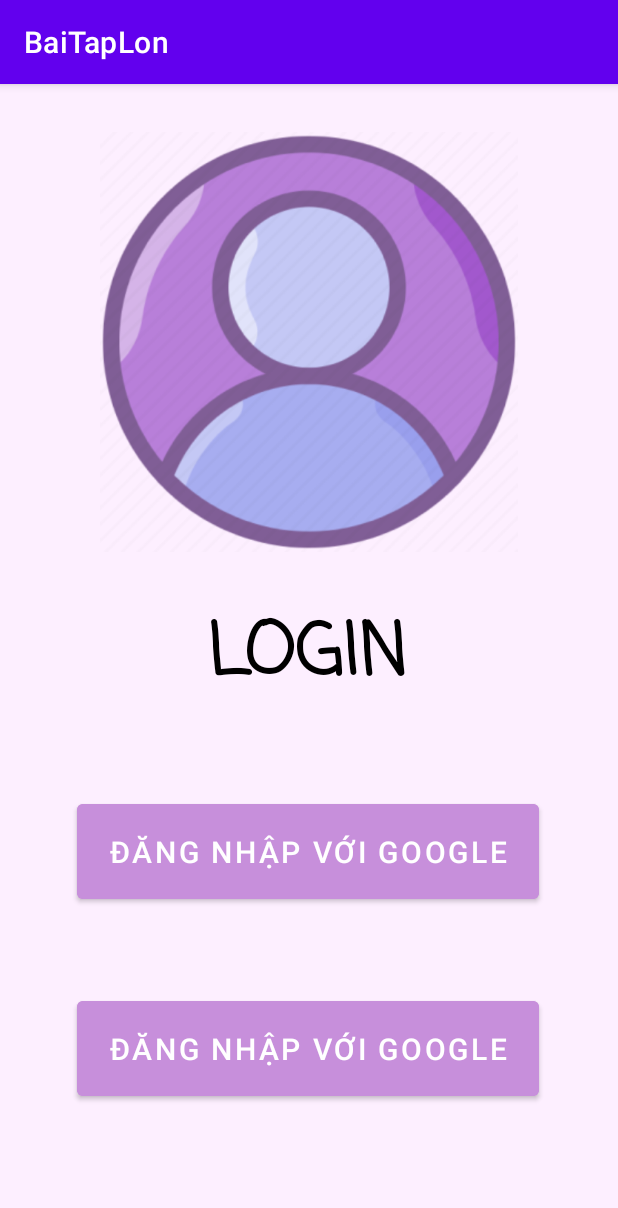
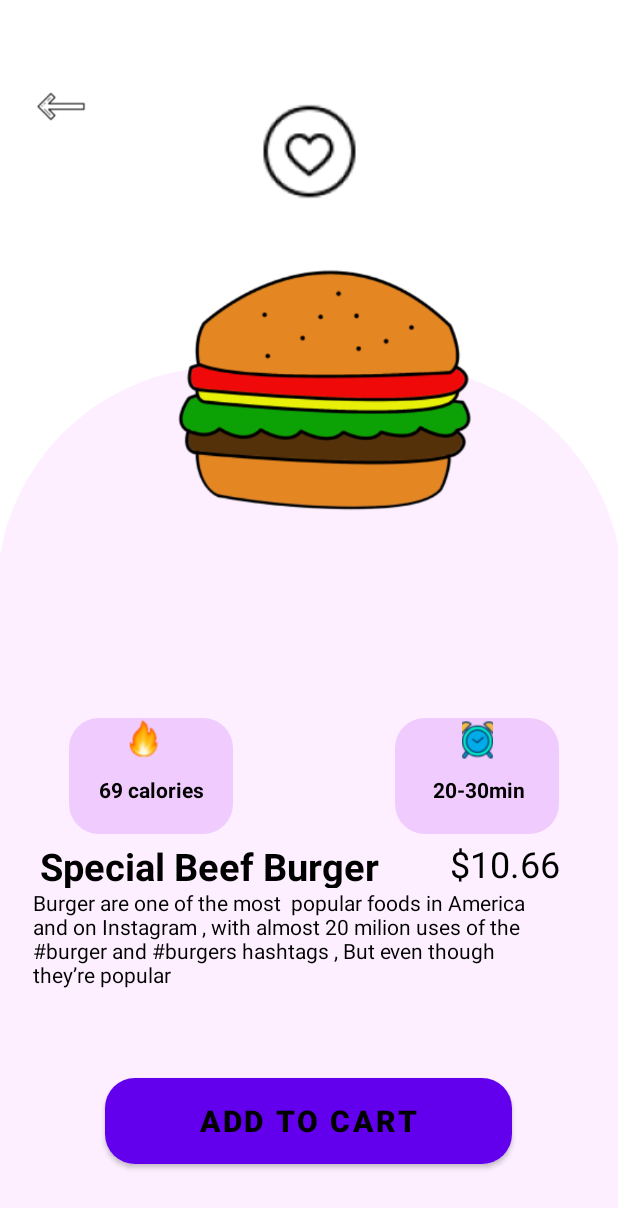
Before and after one commit to Thesis-Artemis/Project_FastFood, an Android app: the screen it shows after launch (MainActivity), on a phone screen of 412 x 824 dp. Shown: the top 1208 px of the screen. Run offline under Robolectric (Android 15) with nearby library versions, the phone set to English and light mode, and no system bars.

Commit message:
Screen 3

```diff
--- a/app/src/main/java/com/example/baitaplon/MainActivity.java
+++ b/app/src/main/java/com/example/baitaplon/MainActivity.java
@@ -9,6 +9,6 @@ public class MainActivity extends AppCompatActivity {
     @Override
     protected void onCreate(Bundle savedInstanceState) {
         super.onCreate(savedInstanceState);
-        setContentView(R.layout.activity_main);
+        setContentView(R.layout.screen3);
     }
 }
--- /dev/null
+++ b/app/src/main/res/drawable/bg.xml
@@ -0,0 +1,5 @@
+<?xml version="1.0" encoding="utf-8"?>
+<shape xmlns:android="http://schemas.android.com/apk/res/android">
+    <solid android:color="#FDEFFF"></solid>
+    <corners android:topLeftRadius="150dp" android:topRightRadius="150dp"></corners>
+</shape>
--- /dev/null
+++ b/app/src/main/res/drawable/comment.xml
@@ -0,0 +1,5 @@
+<?xml version="1.0" encoding="utf-8"?>
+<shape xmlns:android="http://schemas.android.com/apk/res/android">
+    <solid android:color="#F0CBFD"></solid>
+    <corners android:radius="20sp"></corners>
+</shape>
--- /dev/null
+++ b/app/src/main/res/drawable/radsbtn.xml
@@ -0,0 +1,5 @@
+<?xml version="1.0" encoding="utf-8"?>
+<shape xmlns:android="http://schemas.android.com/apk/res/android">
+    <solid android:color="#FAB93A"></solid>
+    <corners android:radius="20dp"></corners>
+</shape>
--- /dev/null
+++ b/app/src/main/res/layout/screen3.xml
@@ -0,0 +1,179 @@
+<?xml version="1.0" encoding="utf-8"?>
+<androidx.constraintlayout.widget.ConstraintLayout xmlns:android="http://schemas.android.com/apk/res/android"
+    xmlns:app="http://schemas.android.com/apk/res-auto"
+    xmlns:tools="http://schemas.android.com/tools"
+    android:layout_width="match_parent"
+    android:layout_height="match_parent"
+    android:backgroundTint="#8A4343"
+    tools:context=".MainActivity">
+
+    <ImageView
+        android:id="@+id/imageView"
+        android:layout_width="37dp"
+        android:layout_height="46dp"
+        android:layout_marginTop="48dp"
+        app:layout_constraintEnd_toEndOf="parent"
+        app:layout_constraintHorizontal_bias="0.058"
+        app:layout_constraintStart_toStartOf="parent"
+        app:layout_constraintTop_toTopOf="parent"
+        app:srcCompat="@drawable/rectangle24" />
+
+    <View
+        android:id="@+id/view"
+        android:layout_width="417dp"
+        android:layout_height="579dp"
+        android:background="@drawable/bg"
+        app:layout_constraintBottom_toBottomOf="parent"
+        app:layout_constraintEnd_toEndOf="parent"
+        app:layout_constraintStart_toStartOf="parent"
+        app:layout_constraintTop_toTopOf="parent"
+        app:layout_constraintVertical_bias="1.0" />
+
+    <ImageView
+        android:id="@+id/imageView2"
+        android:layout_width="wrap_content"
+        android:layout_height="wrap_content"
+        app:layout_constraintBottom_toBottomOf="parent"
+        app:layout_constraintEnd_toEndOf="parent"
+        app:layout_constraintStart_toStartOf="parent"
+        app:layout_constraintTop_toTopOf="parent"
+        app:layout_constraintVertical_bias="0.09"
+        app:srcCompat="@drawable/rectangle9" />
+
+    <ImageView
+        android:id="@+id/imageView3"
+        android:layout_width="396dp"
+        android:layout_height="307dp"
+        app:layout_constraintBottom_toBottomOf="parent"
+        app:layout_constraintEnd_toEndOf="parent"
+        app:layout_constraintHorizontal_bias="0.487"
+        app:layout_constraintStart_toStartOf="parent"
+        app:layout_constraintTop_toTopOf="parent"
+        app:layout_constraintVertical_bias="0.184"
+        app:srcCompat="@drawable/rectangle6" />
+
+    <Button
+        android:id="@+id/button"
+        android:layout_width="271dp"
+        android:layout_height="57dp"
+        android:layout_marginBottom="48dp"
+        android:background="@drawable/radsbtn"
+
+        android:text="ADD TO CART"
+        android:textColor="@color/black"
+        android:textColorLink="#090707"
+        android:textSize="20sp"
+        android:textStyle="bold"
+
+        app:layout_constraintBottom_toBottomOf="parent"
+        app:layout_constraintEnd_toEndOf="parent"
+        app:layout_constraintHorizontal_bias="0.497"
+        app:layout_constraintStart_toStartOf="parent" />
+
+    <View
+        android:id="@+id/view2"
+        android:layout_width="109dp"
+        android:layout_height="77dp"
+        android:layout_marginBottom="268dp"
+        android:background="@drawable/comment"
+        app:layout_constraintBottom_toBottomOf="parent"
+        app:layout_constraintEnd_toEndOf="parent"
+        app:layout_constraintHorizontal_bias="0.152"
+        app:layout_constraintStart_toStartOf="parent" />
+
+    <View
+        android:id="@+id/view3"
+        android:layout_width="109dp"
+        android:layout_height="77dp"
+        android:layout_marginBottom="268dp"
+        android:background="@drawable/comment"
+        app:layout_constraintBottom_toBottomOf="parent"
+        app:layout_constraintEnd_toEndOf="parent"
+        app:layout_constraintHorizontal_bias="0.87"
+        app:layout_constraintStart_toStartOf="parent" />
+
+    <ImageView
+        android:id="@+id/imageView4"
+        android:layout_width="30dp"
+        android:layout_height="29dp"
+        app:layout_constraintEnd_toEndOf="@+id/view2"
+        app:layout_constraintHorizontal_bias="0.444"
+        app:layout_constraintStart_toStartOf="@+id/view2"
+        app:layout_constraintTop_toTopOf="@+id/view2"
+        app:srcCompat="@drawable/rectangle22" />
+
+    <ImageView
+        android:id="@+id/imageView5"
+        android:layout_width="26dp"
+        android:layout_height="29dp"
+        app:layout_constraintEnd_toEndOf="@+id/view3"
+        app:layout_constraintStart_toStartOf="@+id/view3"
+        app:layout_constraintTop_toTopOf="@+id/view3"
+        app:srcCompat="@drawable/rectangle23" />
+
+    <TextView
+        android:id="@+id/textView"
+        android:layout_width="wrap_content"
+        android:layout_height="wrap_content"
+        android:layout_marginBottom="20dp"
+        android:text="69 calories"
+        android:textColor="@color/black"
+        android:textStyle="bold"
+        app:layout_constraintBottom_toBottomOf="@+id/view2"
+        app:layout_constraintEnd_toEndOf="@+id/view2"
+        app:layout_constraintHorizontal_bias="0.509"
+        app:layout_constraintStart_toStartOf="@+id/view2" />
+
+    <TextView
+        android:id="@+id/textView2"
+        android:layout_width="wrap_content"
+        android:layout_height="wrap_content"
+        android:layout_marginBottom="20dp"
+        android:text="20-30min"
+        android:textColor="@color/black"
+        android:textStyle="bold"
+        app:layout_constraintBottom_toBottomOf="@+id/view3"
+        app:layout_constraintEnd_toEndOf="@+id/view3"
+        app:layout_constraintHorizontal_bias="0.529"
+        app:layout_constraintStart_toStartOf="@+id/view3" />
+
+    <TextView
+        android:id="@+id/textView3"
+        android:layout_width="277dp"
+        android:layout_height="32dp"
+        android:layout_marginBottom="232dp"
+        android:text="Special Beef Burger"
+        android:textColor="@color/black"
+        android:textSize="25sp"
+        android:textStyle="bold"
+        app:layout_constraintBottom_toBottomOf="parent"
+        app:layout_constraintEnd_toEndOf="parent"
+        app:layout_constraintHorizontal_bias="0.197"
+        app:layout_constraintStart_toStartOf="parent" />
+
+    <TextView
+        android:id="@+id/textView5"
+        android:layout_width="wrap_content"
+        android:layout_height="wrap_content"
+        android:layout_marginBottom="232dp"
+        android:text="$10.66"
+        android:textColor="@color/black"
+        android:textColorHighlight="@color/black"
+        android:textSize="24sp"
+        app:layout_constraintBottom_toBottomOf="parent"
+        app:layout_constraintEnd_toEndOf="parent"
+        app:layout_constraintHorizontal_bias="0.885"
+        app:layout_constraintStart_toStartOf="parent" />
+
+    <TextView
+        android:id="@+id/textView6"
+        android:layout_width="331dp"
+        android:layout_height="112dp"
+        android:layout_marginBottom="120dp"
+        android:text="Burger are one of the most  popular foods in America and on Instagram , with almost 20 milion uses of the #burger and #burgers hashtags , But even though they’re popular"
+        android:textColor="@color/black"
+        app:layout_constraintBottom_toBottomOf="parent"
+        app:layout_constraintEnd_toEndOf="parent"
+        app:layout_constraintHorizontal_bias="0.276"
+        app:layout_constraintStart_toStartOf="parent" />
+</androidx.constraintlayout.widget.ConstraintLayout>
--- a/app/src/main/res/values-night/themes.xml
+++ b/app/src/main/res/values-night/themes.xml
@@ -1,6 +1,6 @@
 <resources xmlns:tools="http://schemas.android.com/tools">
     <!-- Base application theme. -->
-    <style name="Theme.BaiTapLon" parent="Theme.MaterialComponents.DayNight.DarkActionBar">
+    <style name="Theme.BaiTapLon" parent="Theme.MaterialComponents.DayNight.NoActionBar">
         <!-- Primary brand color. -->
         <item name="colorPrimary">@color/purple_200</item>
         <item name="colorPrimaryVariant">@color/purple_700</item>
--- a/app/src/main/res/values/themes.xml
+++ b/app/src/main/res/values/themes.xml
@@ -1,6 +1,6 @@
 <resources xmlns:tools="http://schemas.android.com/tools">
     <!-- Base application theme. -->
-    <style name="Theme.BaiTapLon" parent="Theme.MaterialComponents.DayNight.DarkActionBar">
+    <style name="Theme.BaiTapLon" parent="Theme.MaterialComponents.DayNight.NoActionBar">
         <!-- Primary brand color. -->
         <item name="colorPrimary">@color/purple_500</item>
         <item name="colorPrimaryVariant">@color/purple_700</item>
```
Also changed, not shown: app/src/main/res/drawable/rectangle22.png (added), app/src/main/res/drawable/rectangle23.png (added), app/src/main/res/drawable/rectangle24.png (added), app/src/main/res/drawable/rectangle6.png (added), app/src/main/res/drawable/rectangle9.png (added).
